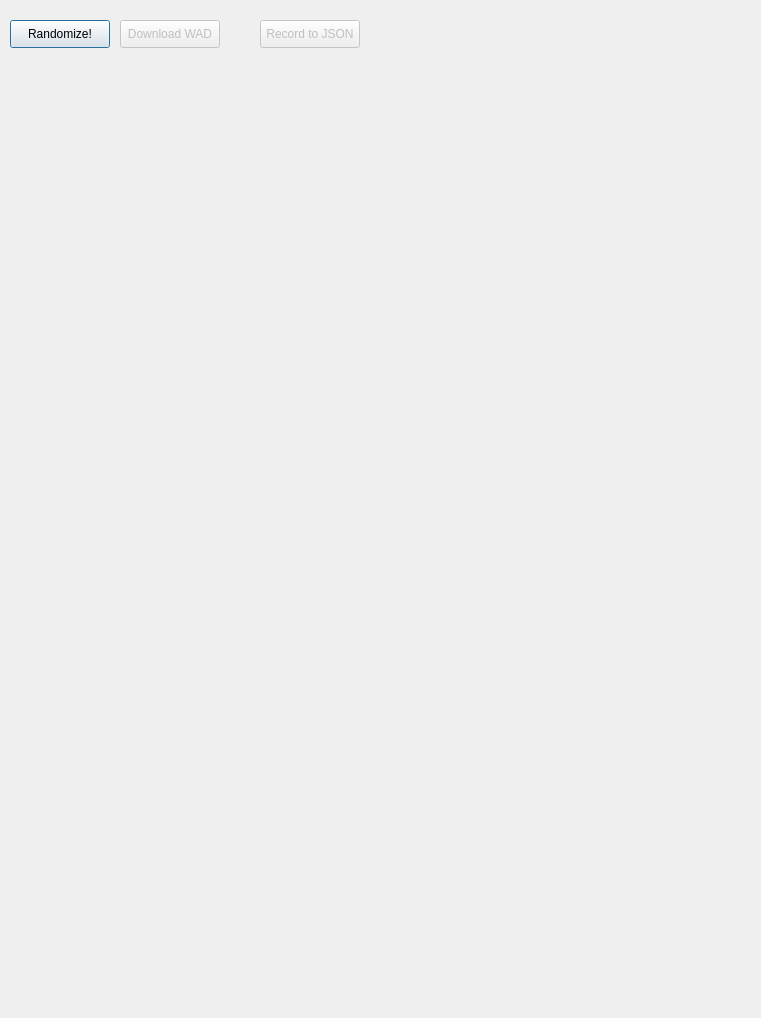
This is wadtrackerlight/ui/wadui.ui in DLavigneGH/dlavigne.github.io as Qt 5 draws it before an edit. The edited form follows.
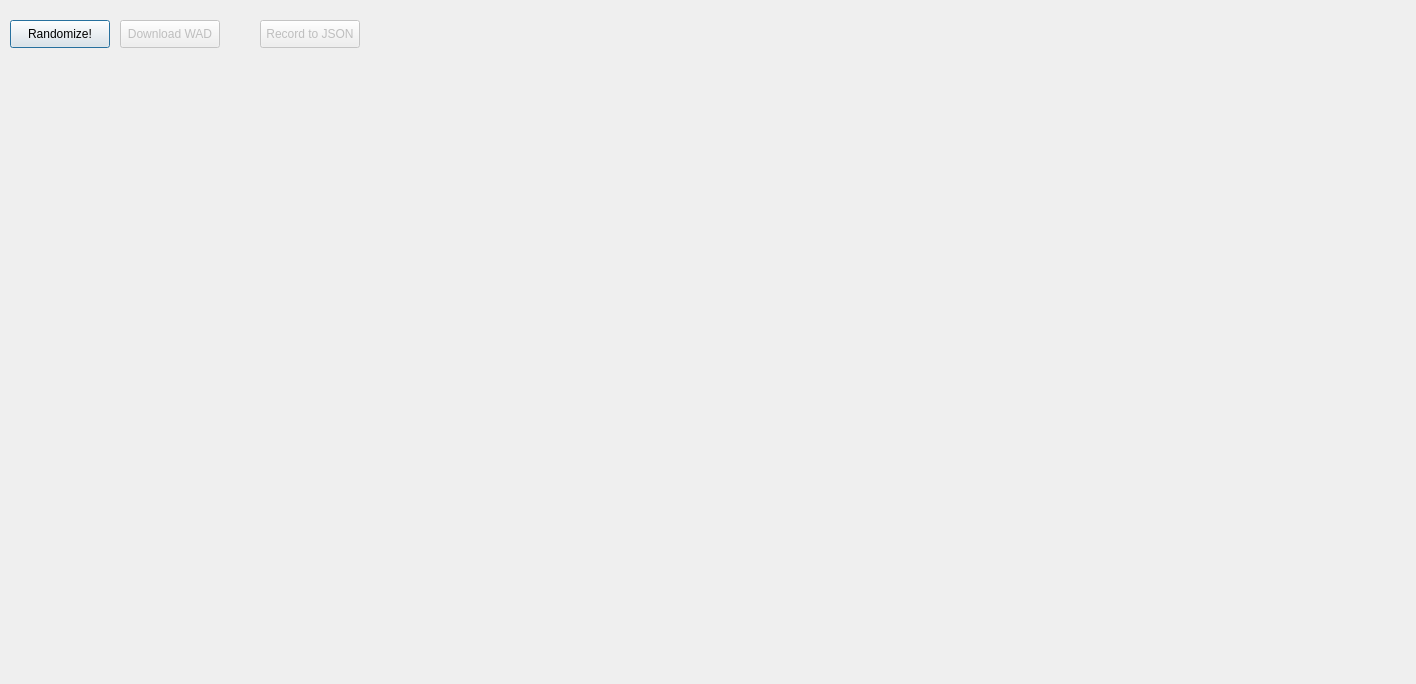
This is the edited form.

Diff of the .ui file:
```diff
--- a/wadtrackerlight/ui/wadui.ui
+++ b/wadtrackerlight/ui/wadui.ui
@@ -6,8 +6,8 @@
    <rect>
     <x>0</x>
     <y>0</y>
-    <width>761</width>
-    <height>1018</height>
+    <width>1416</width>
+    <height>684</height>
    </rect>
   </property>
   <property name="windowTitle">
@@ -31,8 +31,8 @@
     <rect>
      <x>10</x>
      <y>60</y>
-     <width>761</width>
-     <height>961</height>
+     <width>1411</width>
+     <height>621</height>
     </rect>
    </property>
    <property name="frameShape">
@@ -49,8 +49,8 @@
      <rect>
       <x>0</x>
       <y>0</y>
-      <width>761</width>
-      <height>961</height>
+      <width>1411</width>
+      <height>621</height>
      </rect>
     </property>
     <property name="sizePolicy">
@@ -64,8 +64,8 @@
       <rect>
        <x>0</x>
        <y>10</y>
-       <width>741</width>
-       <height>941</height>
+       <width>1401</width>
+       <height>601</height>
       </rect>
      </property>
      <layout class="QVBoxLayout" name="verticalLayout"/>
```
